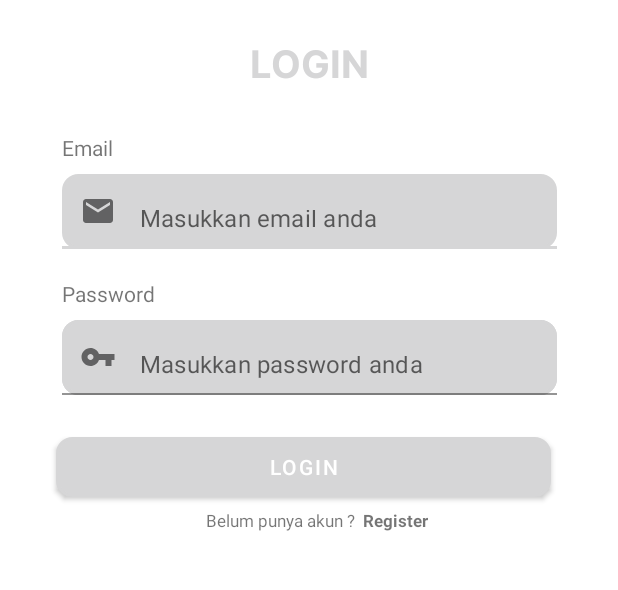
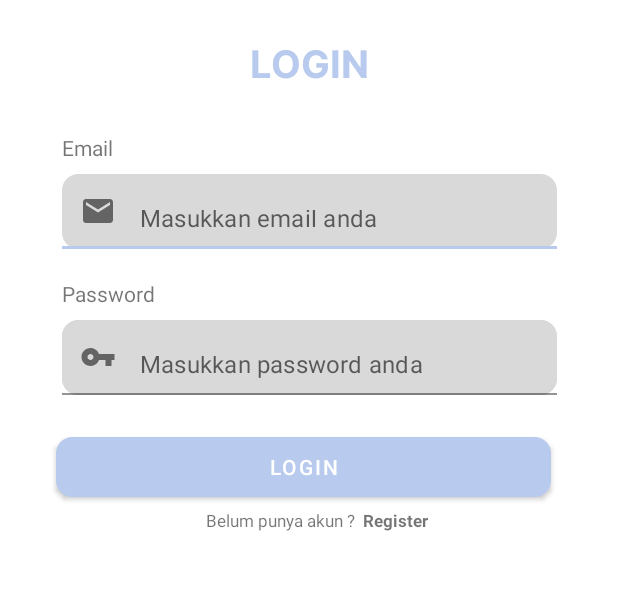
Before and after one commit to Dwiki-stw/Helpets, an Android app: the screen it shows after launch (LoginActivity), on a phone screen of 412 x 824 dp, the part 308-898 px from its top. Run offline under Robolectric (Android 15) with nearby library versions, the phone set to English and light mode, and no system bars.

Commit message:
fixed missing color & string

```diff
--- a/app/src/main/res/layout/activity_login.xml
+++ b/app/src/main/res/layout/activity_login.xml
@@ -54,7 +54,7 @@
             android:layout_width="match_parent"
             android:layout_height="match_parent"
             android:background="@drawable/layout_shape"
-            android:backgroundTint="@color/abu"/>
+            android:backgroundTint="@color/abuabu"/>
     </com.google.android.material.textfield.TextInputLayout>
 
     <TextView
@@ -74,7 +74,7 @@
         android:layout_height="50dp"
         android:layout_marginTop="8dp"
         android:background="@drawable/layout_shape"
-        android:backgroundTint="@color/abu"
+        android:backgroundTint="@color/abuabu"
         app:layout_constraintEnd_toEndOf="parent"
         app:layout_constraintHorizontal_bias="0.0"
         app:layout_constraintStart_toStartOf="@+id/txt_password"
@@ -85,7 +85,7 @@
             android:layout_width="match_parent"
             android:layout_height="match_parent"
             android:background="@drawable/layout_shape"
-            android:backgroundTint="@color/abu"/>
+            android:backgroundTint="@color/abuabu"/>
     </com.google.android.material.textfield.TextInputLayout>
 
     <Button
--- a/app/src/main/res/values/colors.xml
+++ b/app/src/main/res/values/colors.xml
@@ -13,7 +13,6 @@
     <color name="abuabu">#D9D9D9</color>
     <color name="merah">#FE7B78</color>
     <color name="grey">#CECECE</color>
-
-
-
+    <color name="blue">#B8CAED</color>
+    <color name="blue_dark">#001E64</color>
 </resources>
--- a/app/src/main/res/values/strings.xml
+++ b/app/src/main/res/values/strings.xml
@@ -16,4 +16,6 @@
     <string name="txt_register">Register</string>
     <string name="edt_email">Masukkan email anda</string>
     <string name="edt_password">Masukkan password anda</string>
+    <string name="text_sample">1 Km Away</string>
+    <string name="text_address">Jl. Tukad Balian no.179</string>
 </resources>
```
Also changed, not shown: app/src/main/res/layout/item_row_user.xml (+8 -12 lines).
